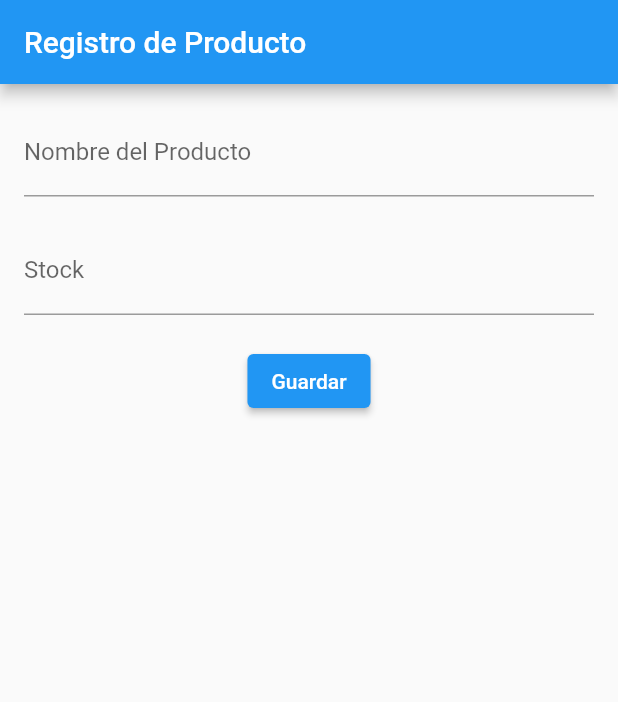
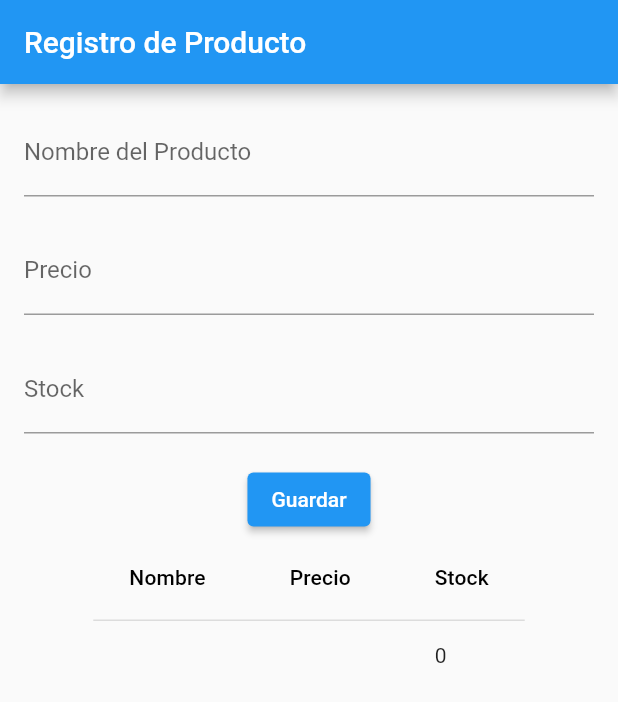
Before and after one commit to granadoshernandez/eval2_sis22, a Flutter app: the screen it shows after launch, after a tap on "Guardar", on a phone screen of 412 x 824 dp. Shown: the top 702 px of the screen. Run offline on Flutter 3.47's test engine with Material 2 defaults, Android fonts, the phone set to English and light mode, and no system bars; our stand-ins replace cloud_firestore, firebase_core; accounts and stored records are empty.

```diff
--- a/lib/main.dart
+++ b/lib/main.dart
@@ -30,20 +30,39 @@ class RegistroProducto extends StatefulWidget {
 
 class _RegistroProductoState extends State<RegistroProducto> {
   TextEditingController nombreController = TextEditingController();
+  TextEditingController precioController = TextEditingController();
   TextEditingController stockController = TextEditingController();
+  List<Map<String, dynamic>> productos = [];
 
   Future<void> _guardarDatos() async {
     String nombre = nombreController.text;
+    String precio = precioController.text;
     int stock = int.tryParse(stockController.text) ?? 0;
 
     try {
       await FirebaseFirestore.instance.collection('tb_productos').add({
         'nombre': nombre,
+        'precio': precio,
         'stock': stock,
       });
 
       print(
-          'Datos guardados en Firebase Firestore. Nombre: $nombre, Stock: $stock');
+          'Datos guardados en Firebase Firestore. Nombre: $nombre, Precio: $precio, Stock: $stock');
+
+      // Actualiza la lista de productos
+      productos.add({
+        'nombre': nombre,
+        'precio': precio,
+        'stock': stock,
+      });
+
+      // Limpia los controladores
+      nombreController.clear();
+      precioController.clear();
+      stockController.clear();
+
+      // Actualiza la interfaz de usuario
+      setState(() {});
     } catch (e) {
       print('Error al guardar los datos: $e');
     }
@@ -61,8 +80,13 @@ class _RegistroProductoState extends State<RegistroProducto> {
           ),
           SizedBox(height: 20.0),
           TextField(
+            controller: precioController,
+            keyboardType: TextInputType.number,
+            decoration: InputDecoration(labelText: 'Precio'),
+          ),
+          SizedBox(height: 20.0),
+          TextField(
             controller: stockController,
-            keyboardType: TextInputType.number,
             decoration: InputDecoration(labelText: 'Stock'),
           ),
           SizedBox(height: 20.0),
@@ -70,6 +94,25 @@ class _RegistroProductoState extends State<RegistroProducto> {
             onPressed: _guardarDatos,
             child: Text('Guardar'),
           ),
+          if (productos.isNotEmpty)
+            DataTable(
+              columns: [
+                DataColumn(label: Text('Nombre')),
+                DataColumn(label: Text('Precio')),
+                DataColumn(label: Text('Stock')),
+              ],
+              rows: productos
+                  .map(
+                    (producto) => DataRow(
+                      cells: [
+                        DataCell(Text(producto['nombre'])),
+                        DataCell(Text(producto['precio'].toString())),
+                        DataCell(Text(producto['stock'].toString())),
+                      ],
+                    ),
+                  )
+                  .toList(),
+            ),
         ],
       ),
     );
```
Also changed, not shown: lib/consulta.dart (added, +61 -0 lines).
